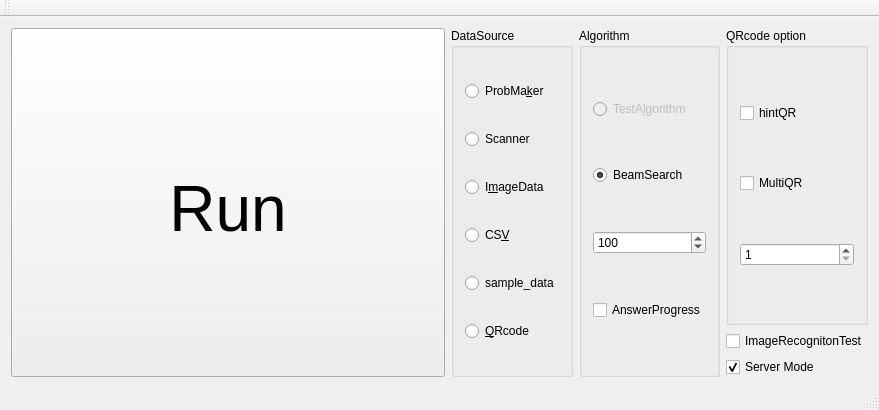
Above: Kunugida/kunugida.ui from tnct-spc/procon2017-comp before the change. Below: the same form after it.
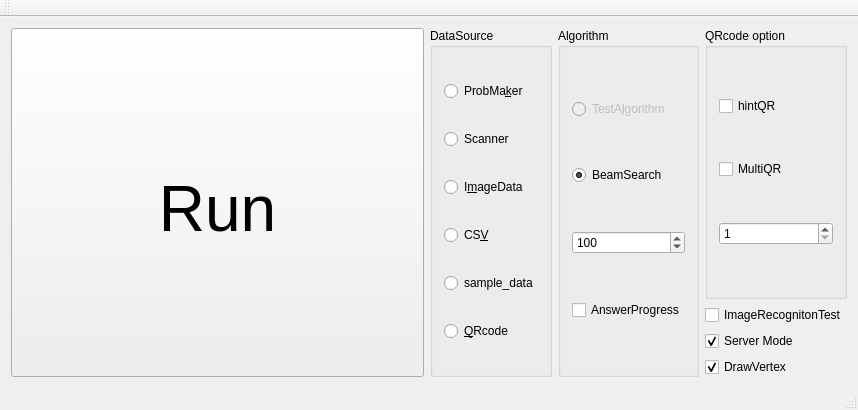
That is the form after the change.

```diff
--- a/Kunugida/kunugida.ui
+++ b/Kunugida/kunugida.ui
@@ -6,7 +6,7 @@
    <rect>
     <x>0</x>
     <y>0</y>
-    <width>879</width>
+    <width>858</width>
     <height>410</height>
    </rect>
   </property>
@@ -143,6 +143,16 @@
         </property>
        </widget>
       </item>
+      <item>
+       <widget class="QCheckBox" name="draw_vertex">
+        <property name="text">
+         <string>DrawVertex</string>
+        </property>
+        <property name="checked">
+         <bool>true</bool>
+        </property>
+       </widget>
+      </item>
      </layout>
     </item>
     <item row="0" column="2">
```
Left out of the diff: 2 changed lines with no effect on the pictures.
